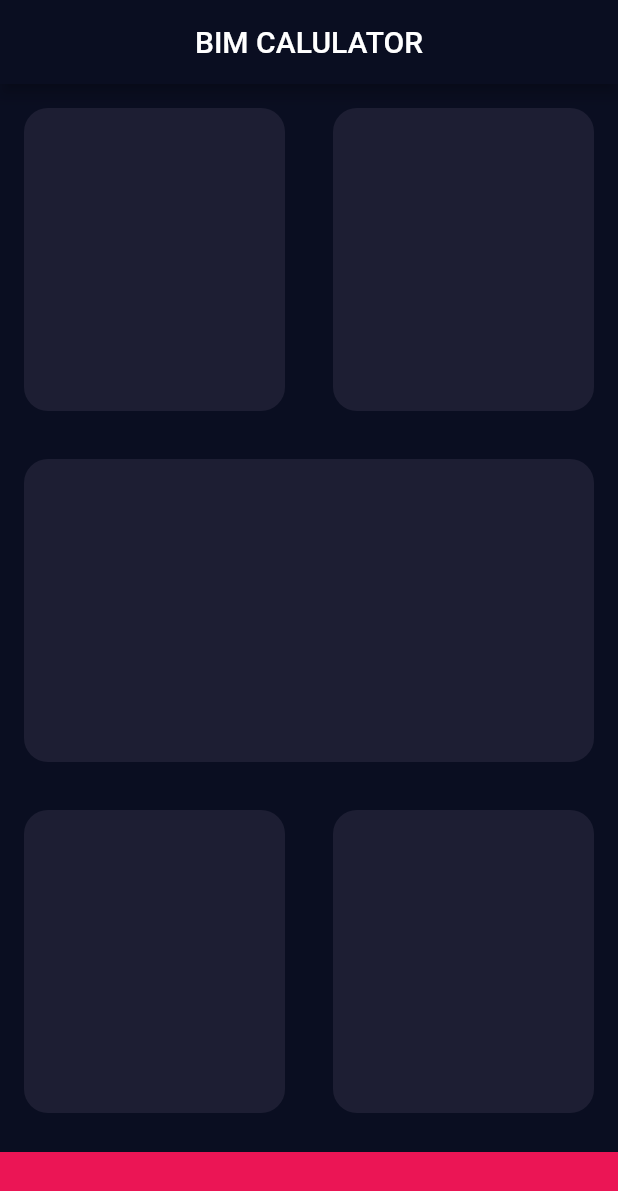
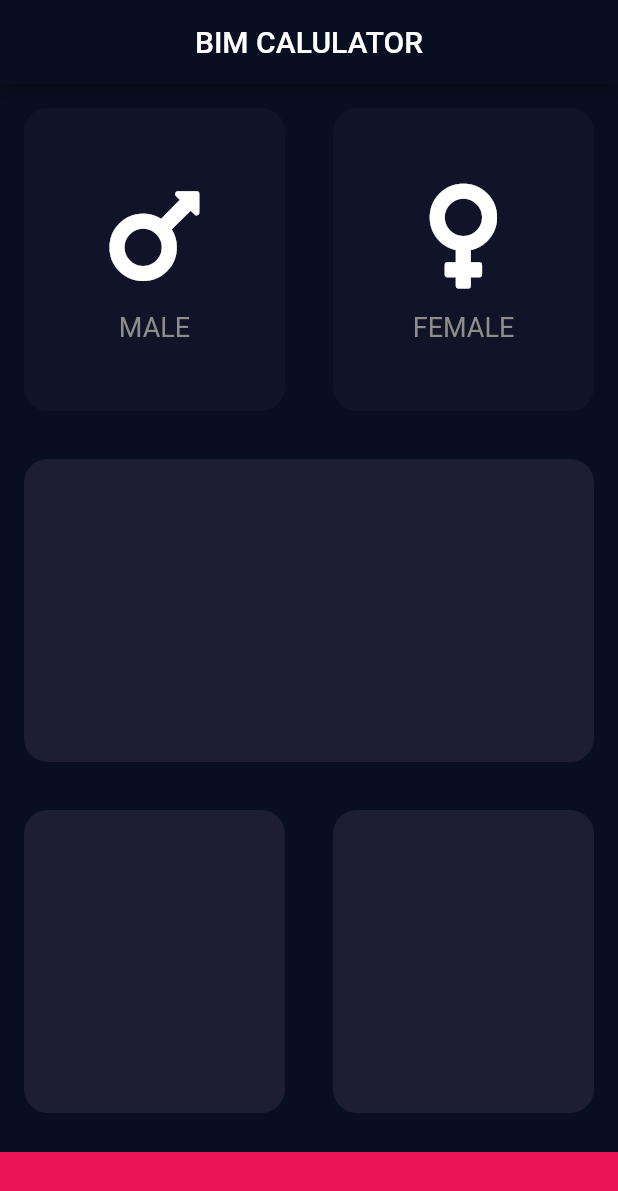
Before and after one commit to Nakhim/rec, a Flutter app: the screen it shows after launch, on a phone screen of 412 x 824 dp. Shown: the top 1191 px of the screen. Run offline on Flutter 3.47's test engine with Material 2 defaults, Android fonts, the phone set to English and light mode, and no system bars; our stand-ins replace font_awesome_flutter, rflutter_alert.

Commit message:
BIM Project

```diff
--- a/BMI_Calculator/bmi_calculator/lib/Input_Page.dart
+++ b/BMI_Calculator/bmi_calculator/lib/Input_Page.dart
@@ -1,11 +1,36 @@
+import 'package:bmi_calculator/icon_contan.dart';
+import 'package:bmi_calculator/reusable_card.dart';
 import 'package:flutter/material.dart';
-
+import 'package:font_awesome_flutter/font_awesome_flutter.dart';
+const Color inactiveCardColor = Color(0xFF111328);
+const Color activeCardColor = Color(0xFF1D1E33);
 class InputPage extends StatefulWidget {
   @override
   _InputPageState createState() => _InputPageState();
 }
 
 class _InputPageState extends State<InputPage> {
+  var maleColor = inactiveCardColor;
+  var femaleColor = inactiveCardColor;
+  void _updateColor(String gender){
+    if(gender == "male"){
+      if(maleColor == inactiveCardColor){
+        maleColor = activeCardColor;
+        femaleColor= inactiveCardColor;
+      }else {
+        maleColor = inactiveCardColor;
+      }
+    }
+
+    if(gender == "female"){
+      if(femaleColor == inactiveCardColor){
+        femaleColor = activeCardColor;
+        maleColor= inactiveCardColor;
+      }else {
+        femaleColor = inactiveCardColor;
+      }
+    }
+  }
   @override
   Widget build(BuildContext context) {
     return Scaffold(
@@ -19,17 +44,48 @@ class _InputPageState extends State<InputPage> {
              new Expanded(
                  child: new Row(
                    children: <Widget>[
-                     new CardUtils(color: Color(0xFF1D1E33)),
-                     new CardUtils(color: Color(0xFF1D1E33)),
+                     Expanded(
+                       child: GestureDetector(
+                         onTap: (){
+                           setState(() {
+                              _updateColor("male");
+                           });
+                         },
+                         child: new ReusableCard(
+                             color: maleColor,
+                             childCard: IconContan(icon: FontAwesomeIcons.mars,label: "MALE",),
+                         ),
+                       ),
+                     ),
+                     Expanded(
+                       child: GestureDetector(
+                         onTap: (){
+                           setState(() {
+                             _updateColor("female");
+                           });
+                         },
+                         child: new ReusableCard(
+                           color: femaleColor,
+                           childCard: IconContan(
+                             icon: FontAwesomeIcons.venus,
+                             label: "FEMALE",
+                           ),),
+                       ),
+                     ),
                    ],
                  )
              ),
-             new CardUtils(color: Color(0xFF1D1E33)),
+             Expanded(
+               child: new ReusableCard(
+                   color: Color(0xFF1D1E33),
+
+               ),
+             ),
              new Expanded(
                  child: new Row(
                    children: <Widget>[
-                     new CardUtils(color: Color(0xFF1D1E33)),
-                     new CardUtils(color: Color(0xFF1D1E33)),
+                     Expanded(child: new ReusableCard(color: Color(0xFF1D1E33))),
+                     Expanded(child: new ReusableCard(color: Color(0xFF1D1E33))),
                    ],
                  )
              ),
@@ -45,20 +101,3 @@ class _InputPageState extends State<InputPage> {
     );
   }
 }
-
-class CardUtils extends StatelessWidget {
-  CardUtils({@required this.color});
-  final Color color;
-  @override
-  Widget build(BuildContext context) {
-    return Expanded(
-        child: Container(
-          margin: EdgeInsets.all(16.0),
-          decoration: BoxDecoration(
-            color: color,
-            borderRadius: BorderRadius.circular(16.0),
-          ),
-        )
-    );
-  }
-}
--- /dev/null
+++ b/BMI_Calculator/bmi_calculator/lib/icon_contan.dart
@@ -0,0 +1,27 @@
+import 'package:flutter/material.dart';
+
+class IconContan extends StatelessWidget {
+  IconContan({this.icon, this.label});
+  final IconData icon;
+  final String label;
+  @override
+  Widget build(BuildContext context) {
+    return new Column(
+      mainAxisAlignment: MainAxisAlignment.center,
+      children: <Widget>[
+        new Icon(
+          icon,
+          size: 80.0,
+        ),
+        SizedBox(height: 10.0,),
+        new Text(
+          label,
+          style: new TextStyle(
+              color: Color(0xFF8D8E89),
+              fontSize: 18.0
+          ),
+        )
+      ],
+    );
+  }
+}
--- /dev/null
+++ b/BMI_Calculator/bmi_calculator/lib/reusable_card.dart
@@ -0,0 +1,19 @@
+
+import 'package:flutter/material.dart';
+
+class ReusableCard extends StatelessWidget {
+  ReusableCard({@required this.color, this.childCard});
+  final Color color;
+  final Widget childCard;
+  @override
+  Widget build(BuildContext context) {
+    return Container(
+      child: childCard,
+      margin: EdgeInsets.all(16.0),
+      decoration: BoxDecoration(
+        color: color,
+        borderRadius: BorderRadius.circular(16.0),
+      ),
+    );
+  }
+}
--- a/BMI_Calculator/bmi_calculator/pubspec.yaml
+++ b/BMI_Calculator/bmi_calculator/pubspec.yaml
@@ -8,6 +8,7 @@ dependencies:
   # The following adds the Cupertino Icons font to your application.
   # Use with the CupertinoIcons class for iOS style icons.
   cupertino_icons: ^0.1.2
+  font_awesome_flutter: ^8.4.0
 
 dev_dependencies:
   flutter_test:
```
Also changed, not shown: BMI_Calculator/bmi_calculator/pubspec.lock.
